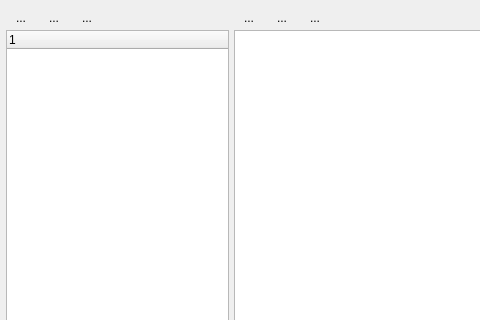
Above: frmuslugi.ui from sergey4475/profi before the change; both pictures show x 0 to 480 and y 0 to 320 of the 690 by 457 pixel window. Below: the same form after it.
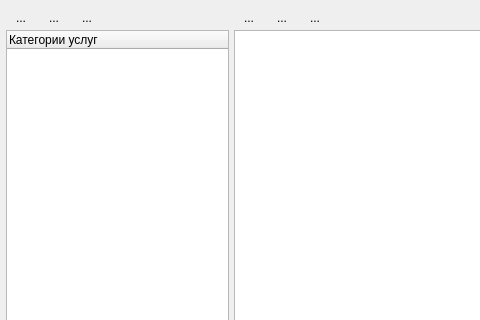
That is the form after the change. Icons and pictures are not drawn.

Patch:
```diff
--- a/frmuslugi.ui
+++ b/frmuslugi.ui
@@ -11,7 +11,10 @@
    </rect>
   </property>
   <property name="windowTitle">
-   <string>Form</string>
+   <string>Прейскурант</string>
+  </property>
+  <property name="layoutDirection">
+   <enum>Qt::LeftToRight</enum>
   </property>
   <widget class="QTableView" name="tableUslugi">
    <property name="geometry">
@@ -35,6 +38,11 @@
    <property name="rootIsDecorated">
     <bool>false</bool>
    </property>
+   <column>
+    <property name="text">
+     <string>Категории услуг</string>
+    </property>
+   </column>
   </widget>
   <widget class="QWidget" name="horizontalLayoutWidget">
    <property name="geometry">
```
Left out of the diff: 3 changed lines with no effect on the pictures.
